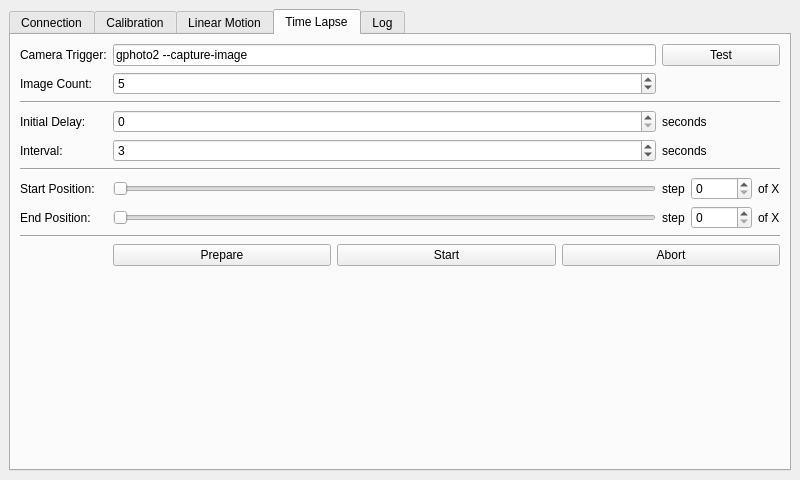
Above: demo/starter_kit_camera_slider_demo/ui/mainwindow.ui from Tinkerforge/camera-slider before the change. Below: the same form after it.
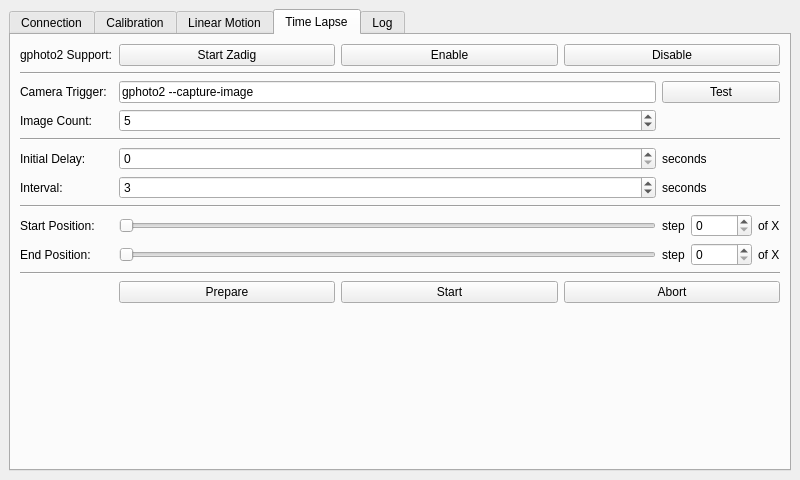
That is the form after the change. The open tabs and pages were chosen to show the change.

Commit message: Add helpers to enable gphoto2 support on Windows and Mac OS X

```diff
--- a/demo/starter_kit_camera_slider_demo/ui/mainwindow.ui
+++ b/demo/starter_kit_camera_slider_demo/ui/mainwindow.ui
@@ -615,42 +615,42 @@
        <layout class="QVBoxLayout" name="verticalLayout_5">
         <item>
          <layout class="QGridLayout" name="gridLayout_4">
-          <item row="4" column="0">
+          <item row="6" column="0">
            <widget class="QLabel" name="label_interval_title">
             <property name="text">
              <string>Interval:</string>
             </property>
            </widget>
           </item>
-          <item row="0" column="0">
+          <item row="2" column="0">
            <widget class="QLabel" name="label_camera_trigger_title">
             <property name="text">
              <string>Camera Trigger:</string>
             </property>
            </widget>
           </item>
-          <item row="6" column="0">
+          <item row="8" column="0">
            <widget class="QLabel" name="label_start_position_title">
             <property name="text">
              <string>Start Position:</string>
             </property>
            </widget>
           </item>
-          <item row="7" column="0">
+          <item row="9" column="0">
            <widget class="QLabel" name="label_end_position_title">
             <property name="text">
              <string>End Position:</string>
             </property>
            </widget>
           </item>
-          <item row="0" column="1">
+          <item row="2" column="1">
            <widget class="QLineEdit" name="edit_camera_trigger">
             <property name="text">
              <string>gphoto2 --capture-image</string>
             </property>
            </widget>
           </item>
-          <item row="4" column="1">
+          <item row="6" column="1">
            <widget class="QSpinBox" name="spin_interval">
             <property name="minimum">
              <number>1</number>
@@ -663,28 +663,28 @@
             </property>
            </widget>
           </item>
-          <item row="4" column="2" colspan="3">
+          <item row="6" column="2" colspan="3">
            <widget class="QLabel" name="label_interval_unit">
             <property name="text">
              <string>seconds</string>
             </property>
            </widget>
           </item>
-          <item row="6" column="4">
+          <item row="8" column="4">
            <widget class="QLabel" name="label_start_position_unit">
             <property name="text">
              <string>of X</string>
             </property>
            </widget>
           </item>
-          <item row="7" column="4">
+          <item row="9" column="4">
            <widget class="QLabel" name="label_end_position_unit">
             <property name="text">
              <string>of X</string>
             </property>
            </widget>
           </item>
-          <item row="6" column="1">
+          <item row="8" column="1">
            <widget class="QSlider" name="slider_start_position">
             <property name="maximum">
              <number>65535</number>
@@ -700,7 +700,7 @@
             </property>
            </widget>
           </item>
-          <item row="7" column="1">
+          <item row="9" column="1">
            <widget class="QSlider" name="slider_end_position">
             <property name="maximum">
              <number>65535</number>
@@ -716,35 +716,35 @@
             </property>
            </widget>
           </item>
-          <item row="6" column="3">
+          <item row="8" column="3">
            <widget class="QSpinBox" name="spin_start_position">
             <property name="maximum">
              <number>65535</number>
             </property>
            </widget>
           </item>
-          <item row="7" column="3">
+          <item row="9" column="3">
            <widget class="QSpinBox" name="spin_end_position">
             <property name="maximum">
              <number>65535</number>
             </property>
            </widget>
           </item>
-          <item row="6" column="2">
+          <item row="8" column="2">
            <widget class="QLabel" name="label_start_position_unit_helper">
             <property name="text">
              <string>step</string>
             </property>
            </widget>
           </item>
-          <item row="7" column="2">
+          <item row="9" column="2">
            <widget class="QLabel" name="label_end_position_unit_helper">
             <property name="text">
              <string>step</string>
             </property>
            </widget>
           </item>
-          <item row="9" column="1" colspan="4">
+          <item row="11" column="1" colspan="4">
            <layout class="QHBoxLayout" name="horizontalLayout_6">
             <item>
              <widget class="QPushButton" name="button_time_lapse_prepare">
@@ -769,14 +769,14 @@
             </item>
            </layout>
           </item>
-          <item row="8" column="0" colspan="5">
+          <item row="10" column="0" colspan="5">
            <widget class="Line" name="line">
             <property name="orientation">
              <enum>Qt::Horizontal</enum>
             </property>
            </widget>
           </item>
-          <item row="10" column="1" colspan="4">
+          <item row="12" column="1" colspan="4">
            <widget class="QLabel" name="label_time_lapse_status">
             <property name="text">
              <string>&lt;time-lapse-status&gt;</string>
@@ -786,56 +786,56 @@
             </property>
            </widget>
           </item>
-          <item row="2" column="0" colspan="5">
+          <item row="4" column="0" colspan="5">
            <widget class="Line" name="line_2">
             <property name="orientation">
              <enum>Qt::Horizontal</enum>
             </property>
            </widget>
           </item>
-          <item row="3" column="0">
+          <item row="5" column="0">
            <widget class="QLabel" name="label_initial_delay_title">
             <property name="text">
              <string>Initial Delay:</string>
             </property>
            </widget>
           </item>
-          <item row="3" column="1">
+          <item row="5" column="1">
            <widget class="QSpinBox" name="spin_initial_delay">
             <property name="maximum">
              <number>1000000</number>
             </property>
            </widget>
           </item>
-          <item row="5" column="0" colspan="5">
+          <item row="7" column="0" colspan="5">
            <widget class="Line" name="line_3">
             <property name="orientation">
              <enum>Qt::Horizontal</enum>
             </property>
            </widget>
           </item>
-          <item row="1" column="0">
+          <item row="3" column="0">
            <widget class="QLabel" name="label_image_count">
             <property name="text">
              <string>Image Count:</string>
             </property>
            </widget>
           </item>
-          <item row="3" column="2" colspan="3">
+          <item row="5" column="2" colspan="3">
            <widget class="QLabel" name="label_initial_delay_unit">
             <property name="text">
              <string>seconds</string>
             </property>
            </widget>
           </item>
-          <item row="0" column="2" colspan="3">
+          <item row="2" column="2" colspan="3">
            <widget class="QPushButton" name="button_time_lapse_test">
             <property name="text">
              <string>Test</string>
             </property>
            </widget>
           </item>
-          <item row="1" column="1">
+          <item row="3" column="1">
            <widget class="QSpinBox" name="spin_image_count">
             <property name="minimum">
              <number>2</number>
@@ -848,6 +848,45 @@
             </property>
            </widget>
           </item>
+          <item row="0" column="0">
+           <widget class="QLabel" name="label_gphoto2_support">
+            <property name="text">
+             <string>gphoto2 Support:</string>
+            </property>
+           </widget>
+          </item>
+          <item row="0" column="1" colspan="4">
+           <layout class="QHBoxLayout" name="horizontalLayout_7">
+            <item>
+             <widget class="QPushButton" name="button_zadig_start">
+              <property name="text">
+               <string>Start Zadig</string>
+              </property>
+             </widget>
+            </item>
+            <item>
+             <widget class="QPushButton" name="button_gphoto2_enable">
+              <property name="text">
+               <string>Enable</string>
+              </property>
+             </widget>
+            </item>
+            <item>
+             <widget class="QPushButton" name="button_gphoto2_disable">
+              <property name="text">
+               <string>Disable</string>
+              </property>
+             </widget>
+            </item>
+           </layout>
+          </item>
+          <item row="1" column="0" colspan="5">
+           <widget class="Line" name="line_time_lapse">
+            <property name="orientation">
+             <enum>Qt::Horizontal</enum>
+            </property>
+           </widget>
+          </item>
          </layout>
         </item>
         <item>
```
Left out of the diff: 3 changed lines with no effect on the pictures. The commit also changes 3 other files.
